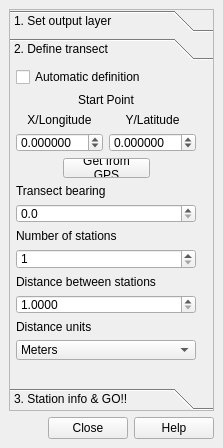
Before: the Qt Designer form transectizer/ui_transectizer.ui in jtornero/transectizer, drawn with Qt 5.
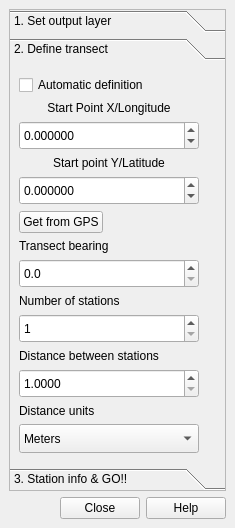
After: the same form once the commit is applied. The open tabs and pages were chosen to show the change. Icons and pictures are not drawn.

```diff
--- a/transectizer/ui_transectizer.ui
+++ b/transectizer/ui_transectizer.ui
@@ -6,20 +6,20 @@
    <rect>
     <x>0</x>
     <y>0</y>
-    <width>215</width>
-    <height>448</height>
+    <width>235</width>
+    <height>528</height>
    </rect>
   </property>
   <property name="sizePolicy">
-   <sizepolicy hsizetype="Fixed" vsizetype="Preferred">
+   <sizepolicy hsizetype="MinimumExpanding" vsizetype="MinimumExpanding">
     <horstretch>0</horstretch>
     <verstretch>0</verstretch>
    </sizepolicy>
   </property>
   <property name="minimumSize">
    <size>
-    <width>215</width>
-    <height>216</height>
+    <width>235</width>
+    <height>223</height>
    </size>
   </property>
   <property name="windowIcon">
@@ -39,6 +39,18 @@
    <string>Transectizer</string>
   </property>
   <widget class="QWidget" name="dockWidgetContents">
+   <property name="sizePolicy">
+    <sizepolicy hsizetype="MinimumExpanding" vsizetype="Preferred">
+     <horstretch>0</horstretch>
+     <verstretch>0</verstretch>
+    </sizepolicy>
+   </property>
+   <property name="minimumSize">
+    <size>
+     <width>235</width>
+     <height>0</height>
+    </size>
+   </property>
    <layout class="QGridLayout" name="gridLayout">
     <item row="2" column="0">
      <widget class="QDialogButtonBox" name="buttonBox">
@@ -53,14 +65,14 @@
     <item row="0" column="0">
      <widget class="QToolBox" name="toolBox">
       <property name="sizePolicy">
-       <sizepolicy hsizetype="Fixed" vsizetype="Preferred">
+       <sizepolicy hsizetype="MinimumExpanding" vsizetype="Preferred">
         <horstretch>0</horstretch>
         <verstretch>0</verstretch>
        </sizepolicy>
       </property>
       <property name="minimumSize">
        <size>
-        <width>205</width>
+        <width>215</width>
         <height>0</height>
        </size>
       </property>
@@ -159,25 +171,34 @@
         <rect>
          <x>0</x>
          <y>0</y>
-         <width>195</width>
-         <height>304</height>
+         <width>215</width>
+         <height>373</height>
         </rect>
        </property>
+       <property name="sizePolicy">
+        <sizepolicy hsizetype="MinimumExpanding" vsizetype="Preferred">
+         <horstretch>0</horstretch>
+         <verstretch>0</verstretch>
+        </sizepolicy>
+       </property>
        <attribute name="label">
         <string>2. Define transect</string>
        </attribute>
-       <widget class="QWidget" name="layoutWidget">
-        <property name="geometry">
-         <rect>
-          <x>6</x>
-          <y>1</y>
-          <width>180</width>
-          <height>294</height>
-         </rect>
-        </property>
-        <layout class="QGridLayout" name="gridLayout_2">
-         <item row="0" column="0" colspan="4">
+       <layout class="QFormLayout" name="formLayout">
+        <item row="0" column="0">
           <widget class="QCheckBox" name="autoTransectCheck">
+          <property name="sizePolicy">
+           <sizepolicy hsizetype="MinimumExpanding" vsizetype="Fixed">
+            <horstretch>0</horstretch>
+            <verstretch>0</verstretch>
+           </sizepolicy>
+          </property>
+          <property name="minimumSize">
+           <size>
+            <width>180</width>
+            <height>0</height>
+           </size>
+          </property>
            <property name="focusPolicy">
             <enum>Qt::NoFocus</enum>
            </property>
@@ -192,10 +213,22 @@
            </property>
           </widget>
          </item>
-         <item row="2" column="0" colspan="2">
+        <item row="1" column="0">
           <widget class="QLabel" name="label_2">
+          <property name="sizePolicy">
+           <sizepolicy hsizetype="MinimumExpanding" vsizetype="Fixed">
+            <horstretch>0</horstretch>
+            <verstretch>0</verstretch>
+           </sizepolicy>
+          </property>
+          <property name="minimumSize">
+           <size>
+            <width>180</width>
+            <height>0</height>
+           </size>
+          </property>
            <property name="text">
-            <string>X/Longitude</string>
+           <string>Start Point X/Longitude</string>
            </property>
            <property name="alignment">
             <set>Qt::AlignCenter</set>
@@ -205,14 +238,20 @@
            </property>
           </widget>
          </item>
-         <item row="3" column="0" colspan="2">
+        <item row="2" column="0">
           <widget class="QDoubleSpinBox" name="startLon">
            <property name="sizePolicy">
-            <sizepolicy hsizetype="Minimum" vsizetype="MinimumExpanding">
+           <sizepolicy hsizetype="MinimumExpanding" vsizetype="MinimumExpanding">
              <horstretch>0</horstretch>
              <verstretch>0</verstretch>
             </sizepolicy>
            </property>
+          <property name="minimumSize">
+           <size>
+            <width>180</width>
+            <height>0</height>
+           </size>
+          </property>
            <property name="mouseTracking">
             <bool>true</bool>
            </property>
@@ -236,14 +275,45 @@
            </property>
           </widget>
          </item>
-         <item row="3" column="2" colspan="2">
+        <item row="3" column="0">
+         <widget class="QLabel" name="label">
+          <property name="sizePolicy">
+           <sizepolicy hsizetype="MinimumExpanding" vsizetype="Preferred">
+            <horstretch>0</horstretch>
+            <verstretch>0</verstretch>
+           </sizepolicy>
+          </property>
+          <property name="minimumSize">
+           <size>
+            <width>180</width>
+            <height>0</height>
+           </size>
+          </property>
+          <property name="text">
+           <string>Start point Y/Latitude</string>
+          </property>
+          <property name="alignment">
+           <set>Qt::AlignCenter</set>
+          </property>
+          <property name="buddy">
+           <cstring>startLat</cstring>
+          </property>
+         </widget>
+        </item>
+        <item row="4" column="0">
           <widget class="QDoubleSpinBox" name="startLat">
            <property name="sizePolicy">
-            <sizepolicy hsizetype="Minimum" vsizetype="MinimumExpanding">
+           <sizepolicy hsizetype="MinimumExpanding" vsizetype="MinimumExpanding">
              <horstretch>0</horstretch>
              <verstretch>0</verstretch>
             </sizepolicy>
            </property>
+          <property name="minimumSize">
+           <size>
+            <width>180</width>
+            <height>0</height>
+           </size>
+          </property>
            <property name="mouseTracking">
             <bool>true</bool>
            </property>
@@ -267,8 +337,14 @@
            </property>
           </widget>
          </item>
-         <item row="4" column="1" colspan="2">
+        <item row="5" column="0">
           <widget class="QPushButton" name="GPSButton">
+          <property name="sizePolicy">
+           <sizepolicy hsizetype="MinimumExpanding" vsizetype="Fixed">
+            <horstretch>0</horstretch>
+            <verstretch>0</verstretch>
+           </sizepolicy>
+          </property>
            <property name="focusPolicy">
             <enum>Qt::NoFocus</enum>
            </property>
@@ -276,19 +352,93 @@
             <string>&lt;html&gt;&lt;head/&gt;&lt;body&gt;&lt;p&gt;&lt;span style=&quot; font-weight:600;&quot;&gt;Press this button to get the coordinates for the initial point of your transect. &lt;/span&gt;&lt;span style=&quot; font-weight:600; color:#ff0000;&quot;&gt;A GPS connection must be available.&lt;/span&gt;&lt;/p&gt;&lt;p&gt;With &lt;span style=&quot; font-weight:600;&quot;&gt;Automatic transect definition enabled, &lt;/span&gt;you can define the bearing of your transect by clicking on the canvas. Pay attention to QGIS status bar as well as to the mouse pointer, which shows the bearing of the current transect being defined.&lt;/p&gt;&lt;p&gt;With &lt;span style=&quot; font-weight:600;&quot;&gt;Automatic transect definition disabled,&lt;/span&gt; you still have to provide the bearing of your transect by typing/setting the spinbox below. &lt;/p&gt;&lt;/body&gt;&lt;/html&gt;</string>
            </property>
            <property name="text">
-            <string>Get from
-GPS</string>
+           <string>Get from GPS</string>
            </property>
           </widget>
          </item>
-         <item row="8" column="0" colspan="4">
+        <item row="6" column="0">
+         <widget class="QLabel" name="label_3">
+          <property name="sizePolicy">
+           <sizepolicy hsizetype="MinimumExpanding" vsizetype="Preferred">
+            <horstretch>0</horstretch>
+            <verstretch>0</verstretch>
+           </sizepolicy>
+          </property>
+          <property name="text">
+           <string>Transect bearing</string>
+          </property>
+          <property name="buddy">
+           <cstring>bearing</cstring>
+          </property>
+         </widget>
+        </item>
+        <item row="7" column="0">
+         <widget class="QDoubleSpinBox" name="bearing">
+          <property name="sizePolicy">
+           <sizepolicy hsizetype="MinimumExpanding" vsizetype="MinimumExpanding">
+            <horstretch>0</horstretch>
+            <verstretch>0</verstretch>
+           </sizepolicy>
+          </property>
+          <property name="minimumSize">
+           <size>
+            <width>180</width>
+            <height>0</height>
+           </size>
+          </property>
+          <property name="focusPolicy">
+           <enum>Qt::StrongFocus</enum>
+          </property>
+          <property name="toolTip">
+           <string>&lt;html&gt;&lt;head/&gt;&lt;body&gt;&lt;p&gt;&lt;span style=&quot; font-weight:600;&quot;&gt;Type/set here the bearing of the transect&lt;/span&gt; in degrees.&lt;/p&gt;&lt;/body&gt;&lt;/html&gt;</string>
+          </property>
+          <property name="correctionMode">
+           <enum>QAbstractSpinBox::CorrectToNearestValue</enum>
+          </property>
+          <property name="keyboardTracking">
+           <bool>false</bool>
+          </property>
+          <property name="decimals">
+           <number>1</number>
+          </property>
+          <property name="maximum">
+           <double>359.000000000000000</double>
+          </property>
+          <property name="singleStep">
+           <double>0.100000000000000</double>
+          </property>
+         </widget>
+        </item>
+        <item row="8" column="0">
+         <widget class="QLabel" name="label_4">
+          <property name="sizePolicy">
+           <sizepolicy hsizetype="MinimumExpanding" vsizetype="Preferred">
+            <horstretch>0</horstretch>
+            <verstretch>0</verstretch>
+           </sizepolicy>
+          </property>
+          <property name="text">
+           <string>Number of stations</string>
+          </property>
+          <property name="buddy">
+           <cstring>numberOfStations</cstring>
+          </property>
+         </widget>
+        </item>
+        <item row="9" column="0">
           <widget class="QSpinBox" name="numberOfStations">
            <property name="sizePolicy">
-            <sizepolicy hsizetype="Minimum" vsizetype="MinimumExpanding">
+           <sizepolicy hsizetype="MinimumExpanding" vsizetype="MinimumExpanding">
              <horstretch>0</horstretch>
              <verstretch>0</verstretch>
             </sizepolicy>
            </property>
+          <property name="minimumSize">
+           <size>
+            <width>180</width>
+            <height>0</height>
+           </size>
+          </property>
            <property name="focusPolicy">
             <enum>Qt::StrongFocus</enum>
            </property>
@@ -298,9 +448,6 @@
            <property name="keyboardTracking">
             <bool>false</bool>
            </property>
-           <property name="suffix">
-            <string/>
-           </property>
            <property name="minimum">
             <number>1</number>
            </property>
@@ -312,8 +459,14 @@
            </property>
           </widget>
          </item>
-         <item row="9" column="0" colspan="4">
+        <item row="10" column="0">
           <widget class="QLabel" name="label_5">
+          <property name="sizePolicy">
+           <sizepolicy hsizetype="MinimumExpanding" vsizetype="Preferred">
+            <horstretch>0</horstretch>
+            <verstretch>0</verstretch>
+           </sizepolicy>
+          </property>
            <property name="text">
             <string>Distance between stations</string>
            </property>
@@ -322,14 +475,20 @@
            </property>
           </widget>
          </item>
-         <item row="10" column="0" colspan="4">
+        <item row="11" column="0">
           <widget class="QDoubleSpinBox" name="dstBtwnStations">
            <property name="sizePolicy">
-            <sizepolicy hsizetype="Minimum" vsizetype="MinimumExpanding">
+           <sizepolicy hsizetype="MinimumExpanding" vsizetype="MinimumExpanding">
              <horstretch>0</horstretch>
              <verstretch>0</verstretch>
             </sizepolicy>
            </property>
+          <property name="minimumSize">
+           <size>
+            <width>180</width>
+            <height>0</height>
+           </size>
+          </property>
            <property name="focusPolicy">
             <enum>Qt::StrongFocus</enum>
            </property>
@@ -350,8 +509,14 @@
            </property>
           </widget>
          </item>
-         <item row="11" column="0" colspan="4">
+        <item row="12" column="0">
           <widget class="QLabel" name="label_6">
+          <property name="sizePolicy">
+           <sizepolicy hsizetype="MinimumExpanding" vsizetype="Preferred">
+            <horstretch>0</horstretch>
+            <verstretch>0</verstretch>
+           </sizepolicy>
+          </property>
            <property name="text">
             <string>Distance units</string>
            </property>
@@ -360,14 +525,20 @@
            </property>
           </widget>
          </item>
-         <item row="12" column="0" colspan="4">
+        <item row="13" column="0">
           <widget class="QComboBox" name="unitsCombo">
            <property name="sizePolicy">
-            <sizepolicy hsizetype="Preferred" vsizetype="MinimumExpanding">
+           <sizepolicy hsizetype="MinimumExpanding" vsizetype="MinimumExpanding">
              <horstretch>0</horstretch>
              <verstretch>0</verstretch>
             </sizepolicy>
            </property>
+          <property name="minimumSize">
+           <size>
+            <width>180</width>
+            <height>0</height>
+           </size>
+          </property>
            <property name="focusPolicy">
             <enum>Qt::StrongFocus</enum>
            </property>
@@ -409,117 +580,7 @@
            </item>
           </widget>
          </item>
-         <item row="5" column="0" colspan="4">
-          <widget class="QLabel" name="label_3">
-           <property name="text">
-            <string>Transect bearing</string>
-           </property>
-           <property name="buddy">
-            <cstring>bearing</cstring>
-           </property>
-          </widget>
-         </item>
-         <item row="1" column="0" colspan="4">
-          <widget class="QLabel" name="label_11">
-           <property name="text">
-            <string>Start Point</string>
-           </property>
-           <property name="textFormat">
-            <enum>Qt::PlainText</enum>
-           </property>
-           <property name="alignment">
-            <set>Qt::AlignCenter</set>
-           </property>
-          </widget>
-         </item>
-         <item row="7" column="0" colspan="4">
-          <widget class="QLabel" name="label_4">
-           <property name="text">
-            <string>Number of stations</string>
-           </property>
-           <property name="buddy">
-            <cstring>numberOfStations</cstring>
-           </property>
-          </widget>
-         </item>
-         <item row="6" column="0" colspan="4">
-          <widget class="QDoubleSpinBox" name="bearing">
-           <property name="sizePolicy">
-            <sizepolicy hsizetype="Minimum" vsizetype="MinimumExpanding">
-             <horstretch>0</horstretch>
-             <verstretch>0</verstretch>
-            </sizepolicy>
-           </property>
-           <property name="focusPolicy">
-            <enum>Qt::StrongFocus</enum>
-           </property>
-           <property name="toolTip">
-            <string>&lt;html&gt;&lt;head/&gt;&lt;body&gt;&lt;p&gt;&lt;span style=&quot; font-weight:600;&quot;&gt;Type/set here the bearing of the transect&lt;/span&gt; in degrees.&lt;/p&gt;&lt;/body&gt;&lt;/html&gt;</string>
-           </property>
-           <property name="correctionMode">
-            <enum>QAbstractSpinBox::CorrectToNearestValue</enum>
-           </property>
-           <property name="keyboardTracking">
-            <bool>false</bool>
-           </property>
-           <property name="decimals">
-            <number>1</number>
-           </property>
-           <property name="maximum">
-            <double>359.000000000000000</double>
-           </property>
-           <property name="singleStep">
-            <double>0.100000000000000</double>
-           </property>
-          </widget>
-         </item>
-         <item row="4" column="3">
-          <spacer name="horizontalSpacer_2">
-           <property name="orientation">
-            <enum>Qt::Horizontal</enum>
-           </property>
-           <property name="sizeType">
-            <enum>QSizePolicy::Fixed</enum>
-           </property>
-           <property name="sizeHint" stdset="0">
-            <size>
-             <width>47</width>
-             <height>20</height>
-            </size>
-           </property>
-          </spacer>
-         </item>
-         <item row="4" column="0">
-          <spacer name="horizontalSpacer">
-           <property name="orientation">
-            <enum>Qt::Horizontal</enum>
-           </property>
-           <property name="sizeType">
-            <enum>QSizePolicy::Minimum</enum>
-           </property>
-           <property name="sizeHint" stdset="0">
-            <size>
-             <width>37</width>
-             <height>20</height>
-            </size>
-           </property>
-          </spacer>
-         </item>
-         <item row="2" column="2" colspan="2">
-          <widget class="QLabel" name="label">
-           <property name="text">
-            <string>Y/Latitude</string>
-           </property>
-           <property name="alignment">
-            <set>Qt::AlignCenter</set>
-           </property>
-           <property name="buddy">
-            <cstring>startLat</cstring>
-           </property>
-          </widget>
-         </item>
-        </layout>
-       </widget>
+       </layout>
       </widget>
       <widget class="QWidget" name="page_3">
        <property name="geometry">
```
Left out of the diff: 206 changed lines with no effect on the pictures. Lines whose indentation alone changed are shown as unchanged.
